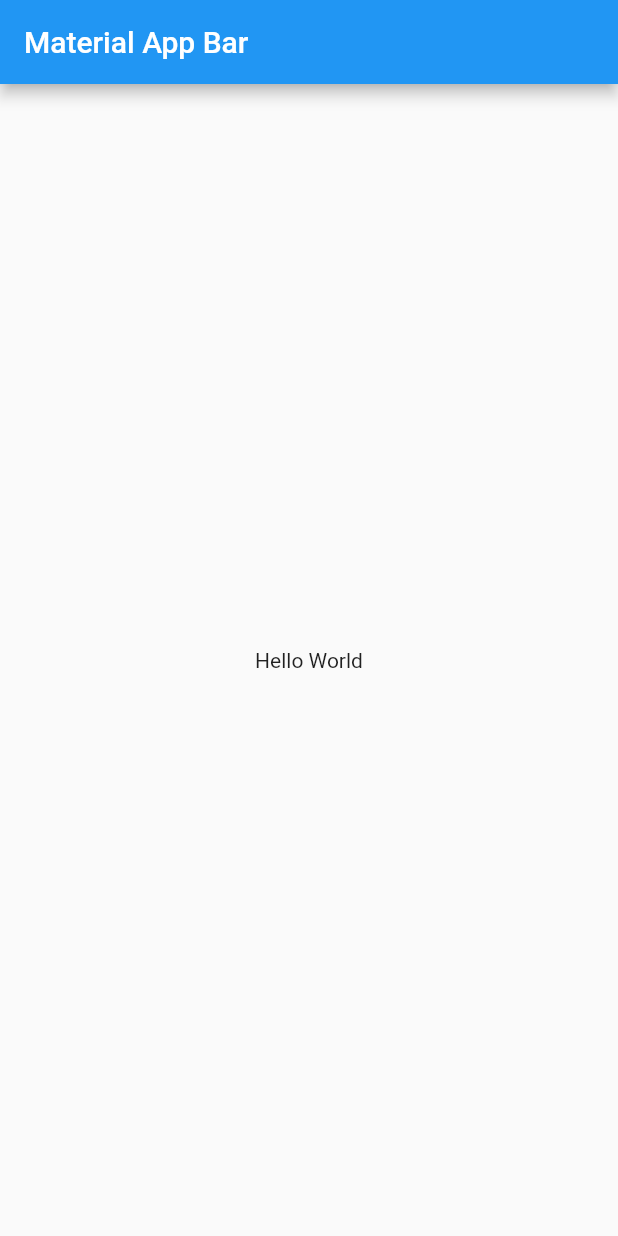
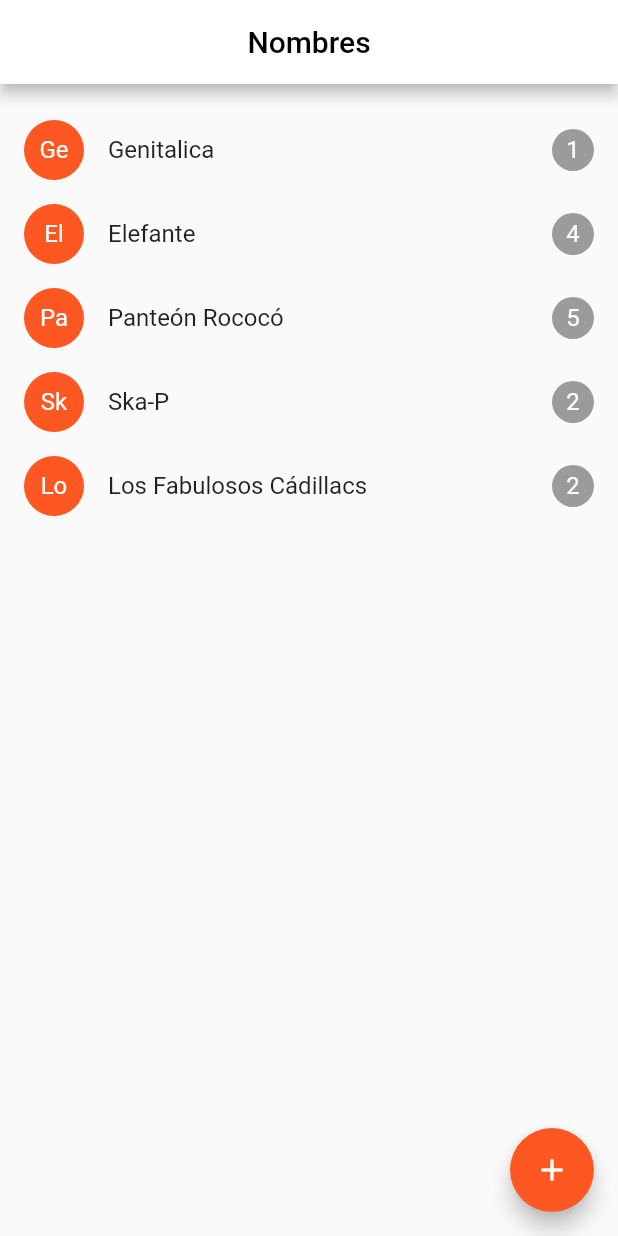
Before and after one commit to feguedi/band_names_flutter, a Flutter app: the screen it shows after launch, on a phone screen of 412 x 824 dp. Run offline on Flutter 3.47's test engine with Material 2 defaults, Android fonts, the phone set to English and light mode, and no system bars.

Commit message:
Primeros elementos de la aplicación

```diff
--- a/lib/main.dart
+++ b/lib/main.dart
@@ -1,4 +1,6 @@
 import 'package:flutter/material.dart';
+
+import 'package:band_names/views/views.dart';
 
 void main() => runApp(MyApp());
 
@@ -6,17 +8,11 @@ class MyApp extends StatelessWidget {
   @override
   Widget build(BuildContext context) {
     return MaterialApp(
-      title: 'Material App',
-      home: Scaffold(
-        appBar: AppBar(
-          title: Text('Material App Bar'),
-        ),
-        body: Center(
-          child: Container(
-            child: Text('Hello World'),
-          ),
-        ),
-      ),
+      debugShowCheckedModeBanner: false,
+      initialRoute: HomeView.routeName,
+      routes: {
+        HomeView.routeName: (_) => HomeView(),
+      },
     );
   }
 }
--- /dev/null
+++ b/lib/models/band.dart
@@ -0,0 +1,10 @@
+class Band {
+  final String id;
+  final String name;
+  final int votes;
+
+  Band({required this.id, required this.name, required this.votes});
+
+  factory Band.fromMap(Map<String, dynamic> obj) =>
+      Band(id: obj['id'], name: obj['name'], votes: obj['votes']);
+}
--- /dev/null
+++ b/lib/models/models.dart
@@ -0,0 +1 @@
+export 'package:band_names/models/band.dart';
--- /dev/null
+++ b/lib/views/home_view.dart
@@ -0,0 +1,166 @@
+import 'dart:io';
+import 'package:flutter/cupertino.dart';
+import 'package:flutter/material.dart';
+
+import 'package:band_names/models/models.dart';
+
+class HomeView extends StatefulWidget {
+  static const String routeName = 'home';
+
+  const HomeView({Key? key}) : super(key: key);
+
+  @override
+  State<HomeView> createState() => _HomeViewState();
+}
+
+class _HomeViewState extends State<HomeView> {
+  List<Band> bands = [
+    Band(id: '1', name: 'Genitalica', votes: 1),
+    Band(id: '2', name: 'Elefante', votes: 4),
+    Band(id: '3', name: 'Panteón Rococó', votes: 5),
+    Band(id: '4', name: 'Ska-P', votes: 2),
+    Band(id: '5', name: 'Los Fabulosos Cádillacs', votes: 2),
+  ];
+
+  @override
+  Widget build(BuildContext context) {
+    return Scaffold(
+      appBar: AppBar(
+        centerTitle: true,
+        title: const Text(
+          'Nombres',
+          style: TextStyle(color: Colors.black),
+        ),
+        backgroundColor: Colors.white,
+      ),
+      body: Container(
+        padding: const EdgeInsets.only(top: 16),
+        child: ListView.builder(
+          itemCount: bands.length,
+          itemBuilder: (listViewContext, i) => _bandTile(bands[i]),
+        ),
+      ),
+      floatingActionButton: FloatingActionButton(
+        backgroundColor: Colors.deepOrange,
+        child: const Icon(Icons.add),
+        onPressed: addNewBand,
+      ),
+    );
+  }
+
+  Dismissible _bandTile(Band banda) {
+    return Dismissible(
+      key: Key(banda.id),
+      direction: DismissDirection.startToEnd,
+      onDismissed: (DismissDirection direction) {
+        // TODO: se manda llamar el método para eliminar del backend
+      },
+      background: Container(
+        color: Colors.red,
+        padding: const EdgeInsets.symmetric(horizontal: 16),
+        child: Align(
+          alignment: Alignment.centerLeft,
+          child: Text(
+            'Eliminar',
+            style: TextStyle(
+              color: Colors.white,
+              fontSize: Theme.of(context).textTheme.headline5!.fontSize,
+            ),
+          ),
+        ),
+      ),
+      child: ListTile(
+        leading: CircleAvatar(
+          child: Text(
+            banda.name.substring(0, 2),
+            style: const TextStyle(color: Colors.white),
+          ),
+          backgroundColor: Colors.deepOrange,
+        ),
+        title: Text(banda.name),
+        trailing: CircleAvatar(
+          backgroundColor: Colors.black38,
+          maxRadius: 14,
+          child: Text(
+            '${banda.votes}',
+            style: const TextStyle(
+              fontSize: 16,
+              color: Colors.white,
+            ),
+          ),
+        ),
+        onTap: () {
+          print(banda.name);
+        },
+      ),
+    );
+  }
+
+  addNewBand() {
+    final textController = TextEditingController();
+
+    if (Platform.isAndroid) {
+      return showDialog(
+        context: context,
+        builder: (context) => AlertDialog(
+          title: const Text('Nueva banda'),
+          content: TextField(
+            controller: textController,
+            cursorColor: Colors.deepOrange,
+            decoration: const InputDecoration(
+              focusedBorder: UnderlineInputBorder(
+                borderSide: BorderSide(color: Colors.deepOrange),
+              ),
+            ),
+          ),
+          actions: [
+            MaterialButton(
+              child: const Text('Agregar'),
+              textColor: Colors.deepOrange,
+              elevation: 5,
+              onPressed: () {
+                if (textController.text.isNotEmpty) {
+                  addBandToList(textController.text);
+                }
+              },
+            ),
+          ],
+        ),
+      );
+    } else if (Platform.isIOS) {
+      return showCupertinoDialog(
+        context: context,
+        builder: (_) {
+          return CupertinoAlertDialog(
+            title: const Text('Nueva banda'),
+            content: CupertinoTextField(
+              controller: textController,
+            ),
+            actions: [
+              CupertinoDialogAction(
+                isDefaultAction: true,
+                child: const Text('Agregar'),
+                onPressed: addBandToList(textController.text),
+              ),
+              CupertinoDialogAction(
+                isDestructiveAction: true,
+                child: const Text('Cancelar'),
+                onPressed: () => Navigator.pop(context),
+              ),
+            ],
+          );
+        },
+      );
+    }
+  }
+
+  addBandToList(String name) {
+    if (name.isNotEmpty) {
+      final ultimoID = int.parse(bands[bands.length - 1].id);
+      setState(() {
+        bands.add(Band(id: '${ultimoID + 1}', name: name, votes: 0));
+      });
+      Navigator.pop(context);
+    }
+  }
+}
--- /dev/null
+++ b/lib/views/views.dart
@@ -0,0 +1 @@
+export 'package:band_names/views/home_view.dart';
```
